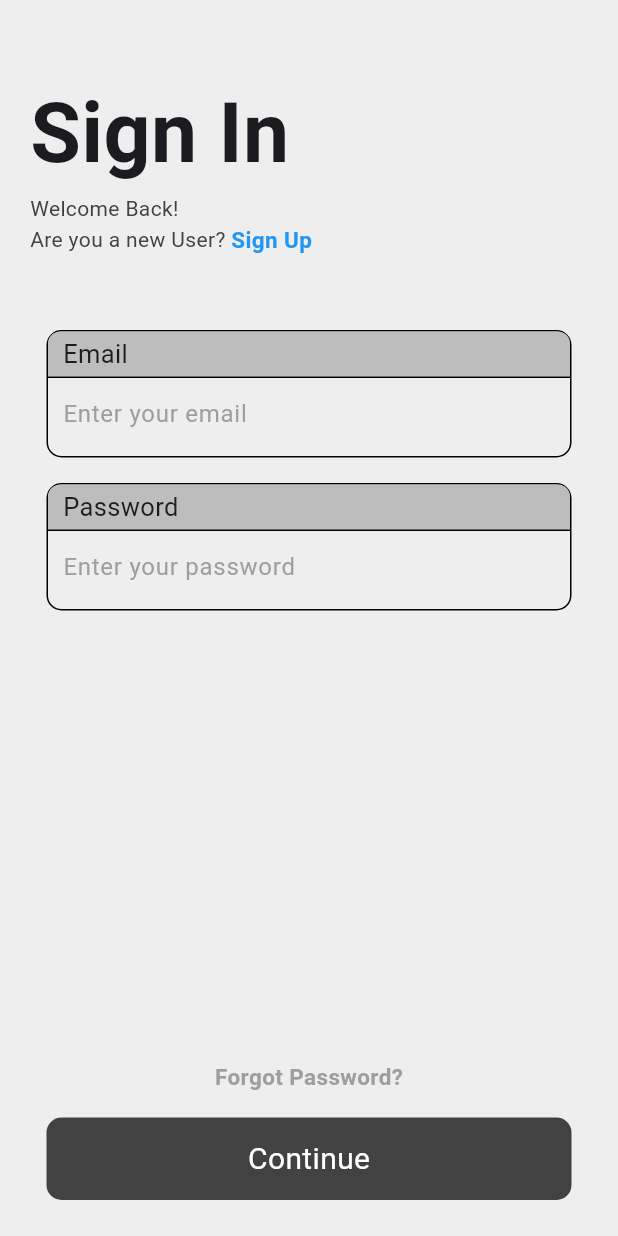
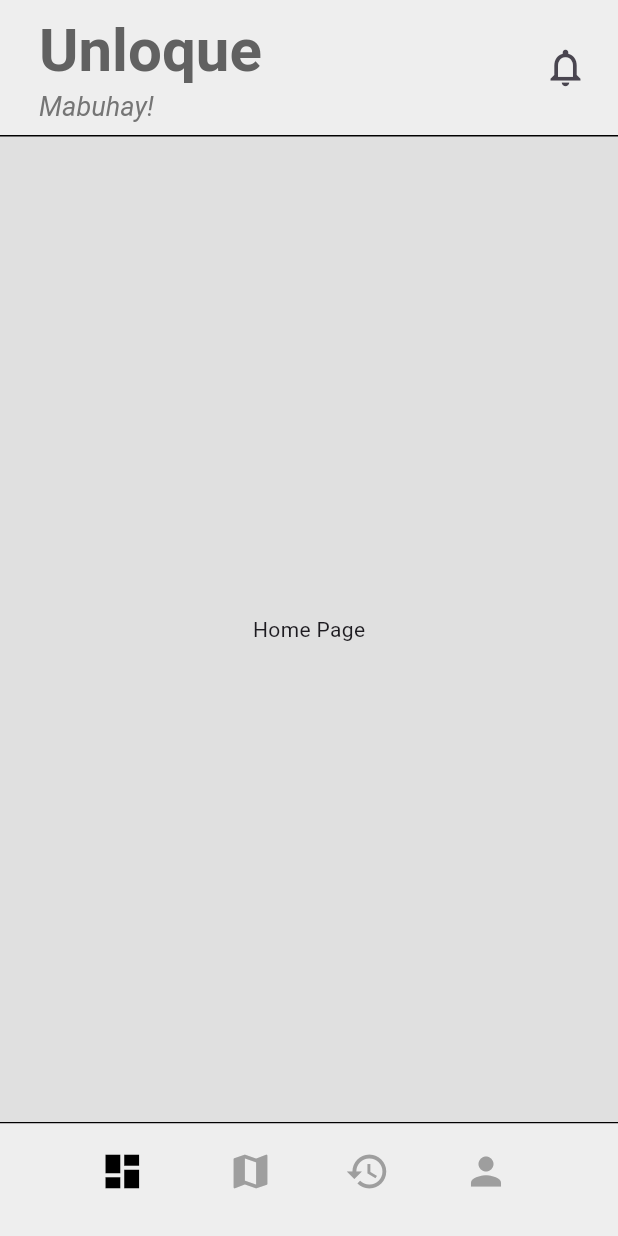
Before and after one commit to stephenrn/Unloque, a Flutter app: the screen it shows after launch, after a tap on "Continue", on a phone screen of 412 x 824 dp. Run offline on Flutter 3.47's test engine with Material 3 defaults, Android fonts, the phone set to English and light mode, and no system bars.

Commit message:
home pages added

```diff
--- a/lib/components/my_button.dart
+++ b/lib/components/signinButton.dart
@@ -1,4 +1,5 @@
 import 'package:flutter/material.dart';
+import '../pages/home_page.dart';
 
 class MyButton extends StatelessWidget {
   const MyButton({super.key});
@@ -7,7 +8,10 @@ class MyButton extends StatelessWidget {
   Widget build(BuildContext context) {
     return GestureDetector(
       onTap: () {
-        print("Sign in"); //TO SIGN IN
+        Navigator.pushReplacement(
+          context,
+          MaterialPageRoute(builder: (context) => HomePage()),
+        );
       },
       child: Container(
         width: 350,
--- a/lib/main.dart
+++ b/lib/main.dart
@@ -1,18 +1,22 @@
 import 'package:flutter/material.dart';
-import 'pages/login_page.dart';
+import 'package:unloque/pages/login_page.dart';
+import 'package:unloque/pages/home_page.dart';
 
 void main() {
-  runApp(const MyApp());
+  runApp(MyApp());
 }
 
 class MyApp extends StatelessWidget {
-  const MyApp({super.key});
-
   @override
   Widget build(BuildContext context) {
     return MaterialApp(
       debugShowCheckedModeBanner: false,
-      home: LoginPage(),
+      title: 'Unloque',
+      initialRoute: '/',
+      routes: {
+        '/': (context) => LoginPage(),
+        'home': (context) => HomePage(),
+      },
     );
   }
 }
--- /dev/null
+++ b/lib/pages/dashboard_page.dart
@@ -0,0 +1,50 @@
+import 'package:flutter/material.dart';
+
+class DashboardPage extends StatelessWidget {
+  const DashboardPage({super.key});
+
+  @override
+  Widget build(BuildContext context) {
+    return Scaffold(
+      appBar: AppBar(
+        toolbarHeight: 90,
+        backgroundColor: Colors.grey[200],
+        title: Padding(
+          padding: const EdgeInsets.all(10.0),
+          child: Column(
+            crossAxisAlignment: CrossAxisAlignment.start,
+            children: [
+              Text('Unloque',
+                  style: TextStyle(
+                      fontSize: 40,
+                      color: Colors.grey[700],
+                      fontWeight: FontWeight.bold)),
+              Text('Mabuhay!',
+                  style: TextStyle(
+                      fontSize: 18,
+                      color: Colors.grey[600],
+                      fontStyle: FontStyle.italic)),
+            ],
+          ),
+        ),
+        bottom: PreferredSize(
+          preferredSize: Size.fromHeight(1.0),
+          child: Container(
+            color: Colors.black,
+            height: 1.0,
+          ),
+        ),
+        actions: [
+          Padding(
+            padding: const EdgeInsets.all(20.0),
+            child: Icon(Icons.notifications_none_outlined, size: 30),
+          ),
+        ],
+      ),
+      backgroundColor: Colors.grey[300],
+      body: Center(
+        child: Text("Home Page"),
+      ),
+    );
+  }
+}
--- /dev/null
+++ b/lib/pages/history_page.dart
@@ -0,0 +1,14 @@
+import 'package:flutter/material.dart';
+
+class HistoryPage extends StatelessWidget {
+  const HistoryPage({super.key});
+
+  @override
+  Widget build(BuildContext context) {
+    return Scaffold(
+      body: Center(
+        child: Text("History Page"),
+      ),
+    );
+  }
+}
--- /dev/null
+++ b/lib/pages/home_page.dart
@@ -0,0 +1,88 @@
+import 'package:flutter/material.dart';
+import 'dashboard_page.dart';
+import 'history_page.dart';
+import 'map_page.dart';
+import 'profile_page.dart';
+
+class HomePage extends StatefulWidget {
+  const HomePage({super.key});
+
+  @override
+  State<HomePage> createState() => _HomePageState();
+}
+
+class _HomePageState extends State<HomePage> {
+  int _selectedIndex = 0;
+
+  void _navigateBottomBar(int index) {
+    setState(() {
+      _selectedIndex = index;
+    });
+  }
+
+  final List<Widget> _pages = [
+    DashboardPage(),
+    MapPage(),
+    HistoryPage(),
+    ProfilePage(),
+  ];
+
+  @override
+  Widget build(BuildContext context) {
+    return Scaffold(
+      body: _pages[_selectedIndex],
+      bottomNavigationBar: Column(
+        mainAxisSize: MainAxisSize.min,
+        children: [
+          Container(
+            height: 1,
+            color: Colors.black,
+          ),
+          BottomNavigationBar(
+            backgroundColor: Colors.grey[200],
+            currentIndex: _selectedIndex,
+            onTap: _navigateBottomBar,
+            selectedItemColor: Colors.black,
+            unselectedItemColor: Colors.grey[500],
+            type: BottomNavigationBarType.fixed,
+            elevation: 0, // Remove elevation
+            items: const [
+              BottomNavigationBarItem(
+                icon: Padding(
+                  padding:
+                      EdgeInsets.only(top: 10, left: 60), // Indent icon closer
+                  child: Icon(Icons.dashboard, size: 30), // Make icon bigger
+                ),
+                label: '', // Remove label
+              ),
+              BottomNavigationBarItem(
+                icon: Padding(
+                  padding:
+                      EdgeInsets.only(top: 10, left: 25), // Indent icon closer
+                  child: Icon(Icons.map, size: 30), // Make icon bigger
+                ),
+                label: '', // Remove label
+              ),
+              BottomNavigationBarItem(
+                icon: Padding(
+                  padding:
+                      EdgeInsets.only(top: 10, right: 25), // Indent icon closer
+                  child: Icon(Icons.history, size: 30), // Make icon bigger
+                ),
+                label: '', // Remove label
+              ),
+              BottomNavigationBarItem(
+                icon: Padding(
+                  padding:
+                      EdgeInsets.only(top: 10, right: 80), // Indent icon closer
+                  child: Icon(Icons.person, size: 30), // Make icon bigger
+                ),
+                label: '', // Remove label
+              ),
+            ],
+          ),
+        ],
+      ),
+    );
+  }
+}
--- a/lib/pages/login_page.dart
+++ b/lib/pages/login_page.dart
@@ -1,5 +1,5 @@
 import 'package:flutter/material.dart';
-import 'package:unloque/components/my_button.dart';
+import 'package:unloque/components/signinButton.dart';
 import '../components/my_textfield.dart';
 
 class LoginPage extends StatelessWidget {
@@ -17,7 +17,6 @@ class LoginPage extends StatelessWidget {
           child: Column(
             children: [
               const SizedBox(height: 50),
-
               //Sign in txt
               //Welcome Back
               Padding(
@@ -25,10 +24,12 @@ class LoginPage extends StatelessWidget {
                 child: Column(
                   crossAxisAlignment: CrossAxisAlignment.start,
                   children: [
-                    const Text(
+                    Text(
                       'Sign In',
-                      style:
-                          TextStyle(fontSize: 55, fontWeight: FontWeight.bold),
+                      style: TextStyle(
+                          fontSize: 55,
+                          color: Colors.grey[800],
+                          fontWeight: FontWeight.bold),
                     ),
                     Text('Welcome Back!',
                         style:
--- /dev/null
+++ b/lib/pages/map_page.dart
@@ -0,0 +1,14 @@
+import 'package:flutter/material.dart';
+
+class MapPage extends StatelessWidget {
+  const MapPage({super.key});
+
+  @override
+  Widget build(BuildContext context) {
+    return Scaffold(
+      body: Center(
+        child: Text("Map Page"),
+      ),
+    );
+  }
+}
--- /dev/null
+++ b/lib/pages/profile_page.dart
@@ -0,0 +1,40 @@
+import 'package:flutter/material.dart';
+import 'package:unloque/pages/login_page.dart';
+
+class ProfilePage extends StatelessWidget {
+  const ProfilePage({Key? key}) : super(key: key);
+
+  @override
+  Widget build(BuildContext context) {
+    return Scaffold(
+      appBar: AppBar(
+        title: Text('Profile Page'),
+        bottom: PreferredSize(
+          preferredSize: Size.fromHeight(1.0),
+          child: Container(
+            color: Colors.black, // Outline color
+            height: 1.0, // Outline height
+          ),
+        ),
+      ),
+      body: Column(
+        mainAxisAlignment: MainAxisAlignment.center,
+        children: [
+          Center(
+            child: Text("Profile Page"),
+          ),
+          SizedBox(height: 20),
+          ElevatedButton(
+            onPressed: () {
+              Navigator.pushReplacement(
+                context,
+                MaterialPageRoute(builder: (context) => LoginPage()),
+              );
+            },
+            child: Text('Sign Out'),
+          ),
+        ],
+      ),
+    );
+  }
+}
```
Also changed, not shown: 1 other file.
